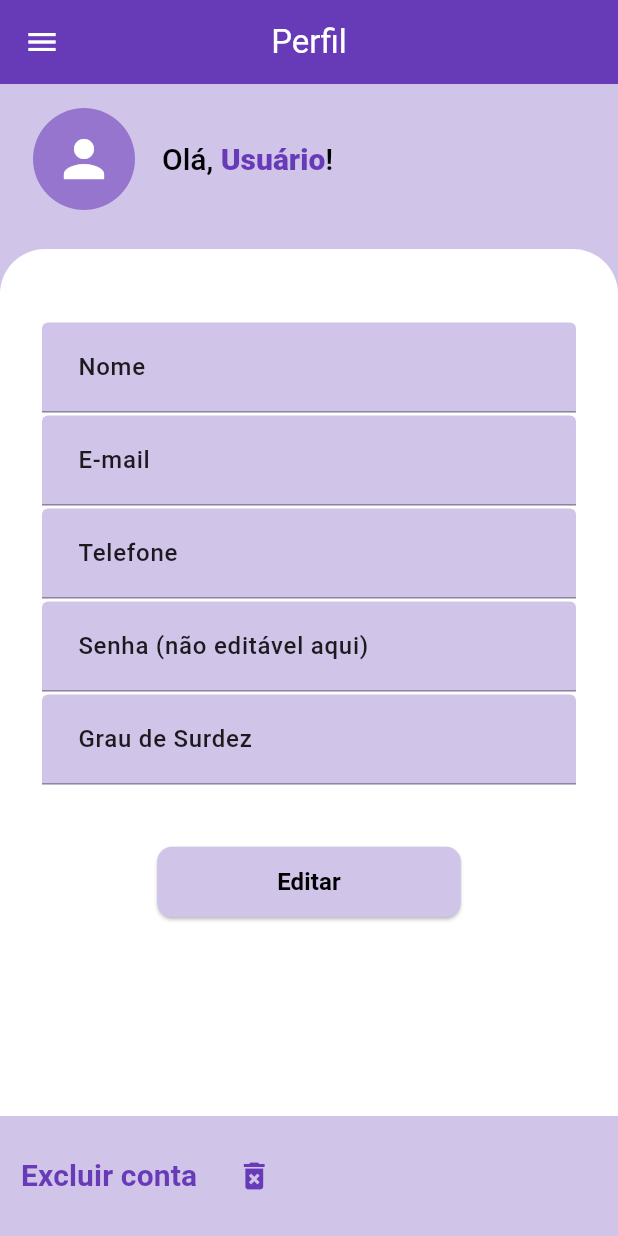
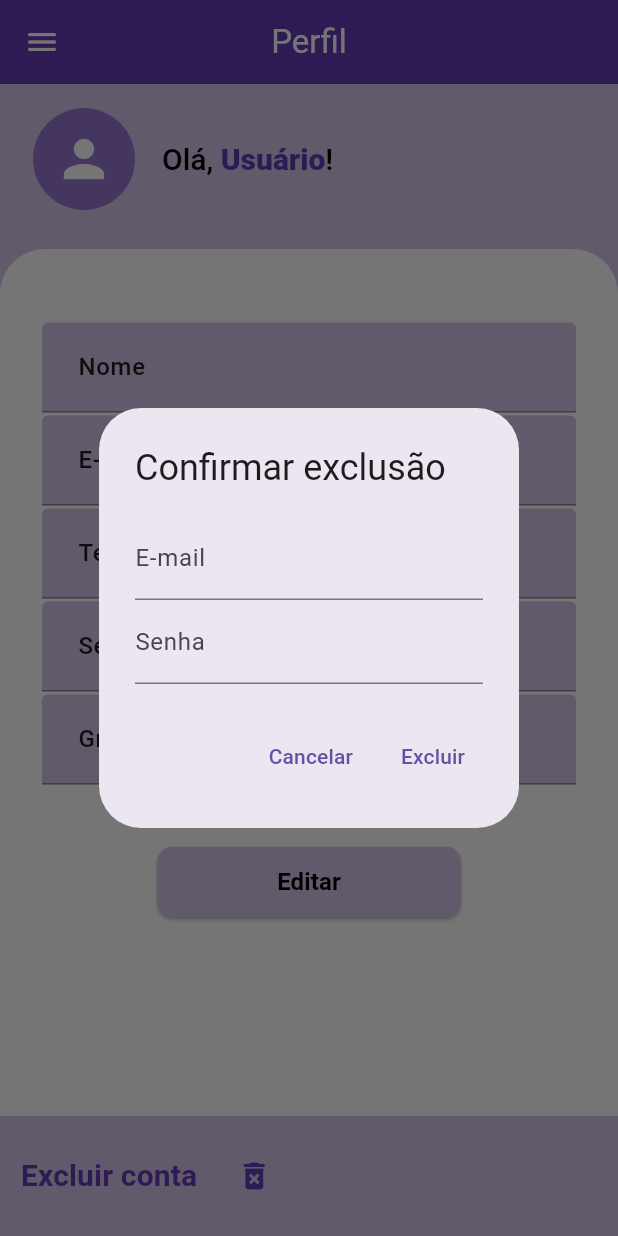
Before and after one commit to GuiJustica/TccCompleto, a Flutter app: the Perfil screen opened by its route, after a tap on "Excluir conta", on a phone screen of 412 x 824 dp. Run offline on Flutter 3.47's test engine with Material 3 defaults, Android fonts, the phone set to English and light mode, and no system bars; our stand-ins replace firebase_auth, firebase_core, firebase_database; accounts and stored records are empty.

Commit message:
implementacao do excluir conta + ajustes

```diff
--- a/tcc/lib/main.dart
+++ b/tcc/lib/main.dart
@@ -8,6 +8,7 @@ import 'package:tcc/splash_screen.dart';
 import 'package:tcc/cad_or_login.dart';
 import 'package:tcc/settings.dart';
 import 'package:tcc/tutorial.dart';
+import 'package:tcc/info_hardware.dart';
 
 import 'package:firebase_core/firebase_core.dart';
 
@@ -24,7 +25,7 @@ class MyApp extends StatelessWidget {
   Widget build(BuildContext context) {
     return MaterialApp(
       debugShowCheckedModeBanner: false,
-      home: Perfil(),
+      home: MyHomePage(),
       routes: {
         'home': (context) => MyHomePage(),
         'cadorlogin': (context) => CadOrLogin(),
@@ -34,6 +35,7 @@ class MyApp extends StatelessWidget {
         'cadastro': (context) => Cadastro(),
         'login': (context) => Login(),
         'cadastroHardware': (context) => CadastroHardware(),
+        'infoHardware': (context) => InfoHardware(),
       },
     );
   }
--- a/tcc/lib/perfil.dart
+++ b/tcc/lib/perfil.dart
@@ -29,6 +29,40 @@ class _PerfilState extends State<Perfil> {
   void initState() {
     super.initState();
     _carregarDadosUsuario();
+  }
+
+  Future<void> _excluirConta(String email, String senha) async {
+    final user = FirebaseAuth.instance.currentUser;
+
+    if (user == null) return;
+
+    try {
+      // 1. Reautenticação
+      final credential = EmailAuthProvider.credential(
+        email: email,
+        password: senha,
+      );
+      await user.reauthenticateWithCredential(credential);
+
+      // 2. Exclusão da conta
+      await user.delete();
+
+      // 3. (Opcional) Remover dados do Realtime Database
+      final db = FirebaseDatabase.instance.ref();
+      await db.child('usuarios/${user.uid}').remove();
+
+      if (!mounted) return;
+
+      ScaffoldMessenger.of(
+        context,
+      ).showSnackBar(SnackBar(content: Text("Conta excluída com sucesso")));
+
+      Navigator.pushReplacementNamed(context, 'login');
+    } on FirebaseAuthException catch (e) {
+      ScaffoldMessenger.of(context).showSnackBar(
+        SnackBar(content: Text("Erro ao excluir conta: ${e.message}")),
+      );
+    }
   }
 
   Future<void> _carregarDadosUsuario() async {
@@ -342,7 +376,56 @@ class _PerfilState extends State<Perfil> {
                                 horizontal: 2.0,
                               ),
                               child: TextButton(
-                                onPressed: () {},
+                                onPressed: () async {
+                                  final emailController =
+                                      TextEditingController();
+                                  final senhaController =
+                                      TextEditingController();
+
+                                  await showDialog(
+                                    context: context,
+                                    builder: (context) {
+                                      return AlertDialog(
+                                        title: Text('Confirmar exclusão'),
+                                        content: Column(
+                                          mainAxisSize: MainAxisSize.min,
+                                          children: [
+                                            TextField(
+                                              controller: emailController,
+                                              decoration: InputDecoration(
+                                                labelText: 'E-mail',
+                                              ),
+                                            ),
+                                            TextField(
+                                              controller: senhaController,
+                                              obscureText: true,
+                                              decoration: InputDecoration(
+                                                labelText: 'Senha',
+                                              ),
+                                            ),
+                                          ],
+                                        ),
+                                        actions: [
+                                          TextButton(
+                                            onPressed:
+                                                () => Navigator.pop(context),
+                                            child: Text('Cancelar'),
+                                          ),
+                                          TextButton(
+                                            onPressed: () async {
+                                              Navigator.pop(context);
+                                              await _excluirConta(
+                                                emailController.text.trim(),
+                                                senhaController.text.trim(),
+                                              );
+                                            },
+                                            child: Text('Excluir'),
+                                          ),
+                                        ],
+                                      );
+                                    },
+                                  );
+                                },
                                 child: Text(
                                   "Excluir conta",
                                   style: TextStyle(
```
Also changed, not shown: tcc/lib/info_hardware.dart (added, +30 -0 lines), tcc/lib/my_home_page.dart (+31 -2 lines).
